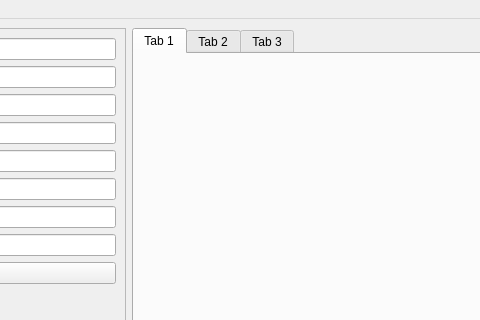
Above: mainwindow.ui from lflorrie/Refractograms before the change; both pictures show x 183 to 663 and y 0 to 320 of the 800 by 600 pixel window. Below: the same form after it.
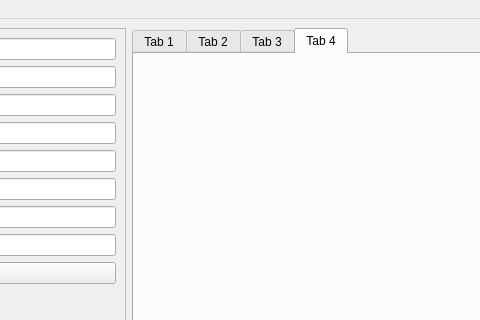
That is the form after the change. The open tabs and pages were chosen to show the change.

Commit message: Added 3d scatter plot

```diff
--- a/mainwindow.ui
+++ b/mainwindow.ui
@@ -38,6 +38,12 @@
        </attribute>
        <layout class="QHBoxLayout" name="horizontalLayout_2"/>
       </widget>
+      <widget class="QWidget" name="tab_4">
+       <attribute name="title">
+        <string>Tab 4</string>
+       </attribute>
+       <layout class="QHBoxLayout" name="horizontalLayout_3"/>
+      </widget>
      </widget>
     </item>
     <item row="0" column="0">
```
The commit also changes 2 other files.
